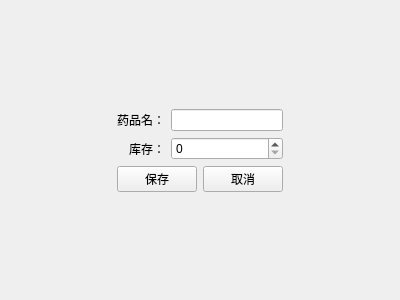
Qt form HDATS/drugedit.ui (fhwhsa/HDATS) before a commit.
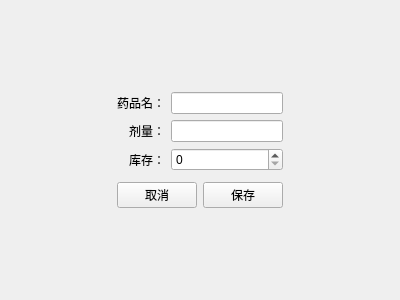
The same form after that commit.

What changed in the file:
```diff
--- a/HDATS/drugedit.ui
+++ b/HDATS/drugedit.ui
@@ -17,7 +17,7 @@
    <item>
     <layout class="QGridLayout" name="gridLayout_2">
      <item row="0" column="1">
-      <spacer name="verticalSpacer">
+      <spacer name="verticalSpacer_2">
        <property name="orientation">
         <enum>Qt::Vertical</enum>
        </property>
@@ -46,22 +46,35 @@
       <layout class="QVBoxLayout" name="verticalLayout">
        <item>
         <layout class="QGridLayout" name="gridLayout">
-         <item row="1" column="1">
+         <item row="2" column="0">
+          <widget class="QLabel" name="label_2">
+           <property name="text">
+            <string>库存：</string>
+           </property>
+           <property name="alignment">
+            <set>Qt::AlignRight|Qt::AlignTrailing|Qt::AlignVCenter</set>
+           </property>
+          </widget>
+         </item>
+         <item row="2" column="1">
           <widget class="QSpinBox" name="inventory"/>
          </item>
          <item row="0" column="1">
           <widget class="QLineEdit" name="drugName"/>
          </item>
          <item row="1" column="0">
-          <widget class="QLabel" name="label_2">
+          <widget class="QLabel" name="label_3">
            <property name="text">
-            <string>库存：</string>
+            <string>剂量：</string>
            </property>
            <property name="alignment">
             <set>Qt::AlignRight|Qt::AlignTrailing|Qt::AlignVCenter</set>
            </property>
           </widget>
          </item>
+         <item row="1" column="1">
+          <widget class="QLineEdit" name="dose"/>
+         </item>
          <item row="0" column="0">
           <widget class="QLabel" name="label">
            <property name="text">
@@ -74,15 +87,24 @@
          </item>
         </layout>
        </item>
+       <item>
+        <spacer name="verticalSpacer_3">
+         <property name="orientation">
+          <enum>Qt::Vertical</enum>
+         </property>
+         <property name="sizeType">
+          <enum>QSizePolicy::Fixed</enum>
+         </property>
+         <property name="sizeHint" stdset="0">
+          <size>
+           <width>20</width>
+           <height>5</height>
+          </size>
+         </property>
+        </spacer>
+       </item>
        <item>
         <layout class="QHBoxLayout" name="horizontalLayout">
-         <item>
-          <widget class="QPushButton" name="btnSave">
-           <property name="text">
-            <string>保存</string>
-           </property>
-          </widget>
-         </item>
          <item>
           <widget class="QPushButton" name="btnCancel">
            <property name="text">
@@ -90,6 +112,13 @@
            </property>
           </widget>
          </item>
+         <item>
+          <widget class="QPushButton" name="btnSave">
+           <property name="text">
+            <string>保存</string>
+           </property>
+          </widget>
+         </item>
         </layout>
        </item>
       </layout>
@@ -108,7 +137,7 @@
       </spacer>
      </item>
      <item row="2" column="1">
-      <spacer name="verticalSpacer_2">
+      <spacer name="verticalSpacer">
        <property name="orientation">
         <enum>Qt::Vertical</enum>
        </property>
```
